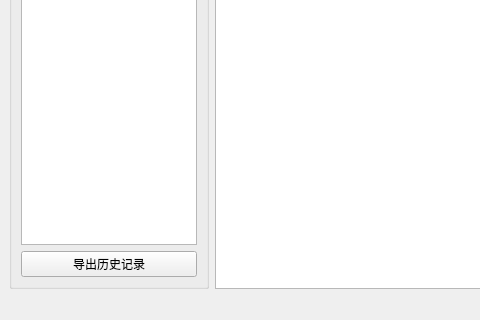
This is mainwindow.ui in celesteche/SmartDict as Qt 5 draws it before an edit; both pictures show x 0 to 480 and y 280 to 600 of the 800 by 600 pixel window. The edited form follows.
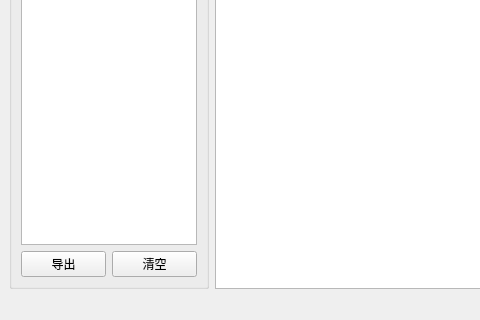
This is the edited form.

Commit message: Step 15: 实现数据库删除功能，添加清空历史记录按钮及二次确认逻辑

Diff of the .ui file:
```diff
--- a/mainwindow.ui
+++ b/mainwindow.ui
@@ -55,11 +55,22 @@
           </widget>
          </item>
          <item>
+          <layout class="QHBoxLayout" name="historyBtnLayout">
+           <item>
           <widget class="QPushButton" name="exportButton">
            <property name="text">
-            <string>导出历史记录</string>
-           </property>
-          </widget>
+              <string>导出</string>
+             </property>
+            </widget>
+           </item>
+           <item>
+            <widget class="QPushButton" name="clearButton">
+             <property name="text">
+              <string>清空</string>
+             </property>
+            </widget>
+           </item>
+          </layout>
          </item>
         </layout>
        </widget>
```
Lines whose indentation alone changed are shown as unchanged. The commit also changes 3 other files.
